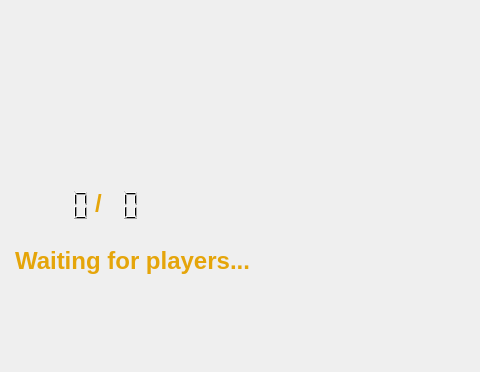
Above: client/Lobby/waitingroom.ui from mateozorzi/practice-sdd before the change; both pictures show x 0 to 480 and y 355 to 727 of the 1000 by 727 pixel window. Below: the same form after it.
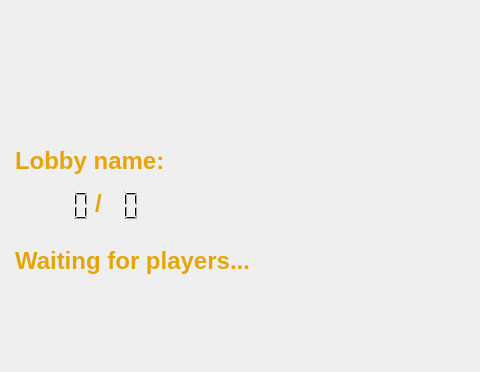
That is the form after the change. Icons and pictures are not drawn.

The edit to the form file:
```diff
--- a/client/Lobby/waitingroom.ui
+++ b/client/Lobby/waitingroom.ui
@@ -193,6 +193,78 @@
 gridline-color: transparent;</string>
     </property>
    </widget>
+   <widget class="QTextEdit" name="textEdit_4">
+    <property name="geometry">
+     <rect>
+      <x>10</x>
+      <y>500</y>
+      <width>161</width>
+      <height>31</height>
+     </rect>
+    </property>
+    <property name="font">
+     <font>
+      <pointsize>16</pointsize>
+      <bold>true</bold>
+     </font>
+    </property>
+    <property name="styleSheet">
+     <string notr="true">background-color: transparent;
+color: rgb(229, 165, 10);</string>
+    </property>
+    <property name="verticalScrollBarPolicy">
+     <enum>Qt::ScrollBarPolicy::ScrollBarAlwaysOff</enum>
+    </property>
+    <property name="readOnly">
+     <bool>true</bool>
+    </property>
+    <property name="html">
+     <string>&lt;!DOCTYPE HTML PUBLIC &quot;-//W3C//DTD HTML 4.0//EN&quot; &quot;http://www.w3.org/TR/REC-html40/strict.dtd&quot;&gt;
+&lt;html&gt;&lt;head&gt;&lt;meta name=&quot;qrichtext&quot; content=&quot;1&quot; /&gt;&lt;meta charset=&quot;utf-8&quot; /&gt;&lt;style type=&quot;text/css&quot;&gt;
+p, li { white-space: pre-wrap; }
+hr { height: 1px; border-width: 0; }
+li.unchecked::marker { content: &quot;\2610&quot;; }
+li.checked::marker { content: &quot;\2612&quot;; }
+&lt;/style&gt;&lt;/head&gt;&lt;body style=&quot; font-family:'Ubuntu Sans'; font-size:16pt; font-weight:700; font-style:normal;&quot;&gt;
+&lt;p style=&quot; margin-top:0px; margin-bottom:0px; margin-left:0px; margin-right:0px; -qt-block-indent:0; text-indent:0px;&quot;&gt;&lt;span style=&quot; font-size:18pt;&quot;&gt;Lobby name:&lt;/span&gt;&lt;/p&gt;&lt;/body&gt;&lt;/html&gt;</string>
+    </property>
+   </widget>
+   <widget class="QTextEdit" name="lobbyname">
+    <property name="geometry">
+     <rect>
+      <x>170</x>
+      <y>500</y>
+      <width>201</width>
+      <height>31</height>
+     </rect>
+    </property>
+    <property name="font">
+     <font>
+      <pointsize>16</pointsize>
+      <bold>true</bold>
+     </font>
+    </property>
+    <property name="styleSheet">
+     <string notr="true">background-color: transparent;
+color: rgb(229, 165, 10);</string>
+    </property>
+    <property name="verticalScrollBarPolicy">
+     <enum>Qt::ScrollBarPolicy::ScrollBarAlwaysOff</enum>
+    </property>
+    <property name="readOnly">
+     <bool>true</bool>
+    </property>
+    <property name="html">
+     <string>&lt;!DOCTYPE HTML PUBLIC &quot;-//W3C//DTD HTML 4.0//EN&quot; &quot;http://www.w3.org/TR/REC-html40/strict.dtd&quot;&gt;
+&lt;html&gt;&lt;head&gt;&lt;meta name=&quot;qrichtext&quot; content=&quot;1&quot; /&gt;&lt;meta charset=&quot;utf-8&quot; /&gt;&lt;style type=&quot;text/css&quot;&gt;
+p, li { white-space: pre-wrap; }
+hr { height: 1px; border-width: 0; }
+li.unchecked::marker { content: &quot;\2610&quot;; }
+li.checked::marker { content: &quot;\2612&quot;; }
+&lt;/style&gt;&lt;/head&gt;&lt;body style=&quot; font-family:'Ubuntu Sans'; font-size:16pt; font-weight:700; font-style:normal;&quot;&gt;
+&lt;p style=&quot;-qt-paragraph-type:empty; margin-top:0px; margin-bottom:0px; margin-left:0px; margin-right:0px; -qt-block-indent:0; text-indent:0px;&quot;&gt;&lt;br /&gt;&lt;/p&gt;&lt;/body&gt;&lt;/html&gt;</string>
+    </property>
+   </widget>
    <zorder>maxPlayers</zorder>
    <zorder>textEdit</zorder>
    <zorder>start</zorder>
```
Left out of the diff: 2 changed lines with no effect on the pictures.
